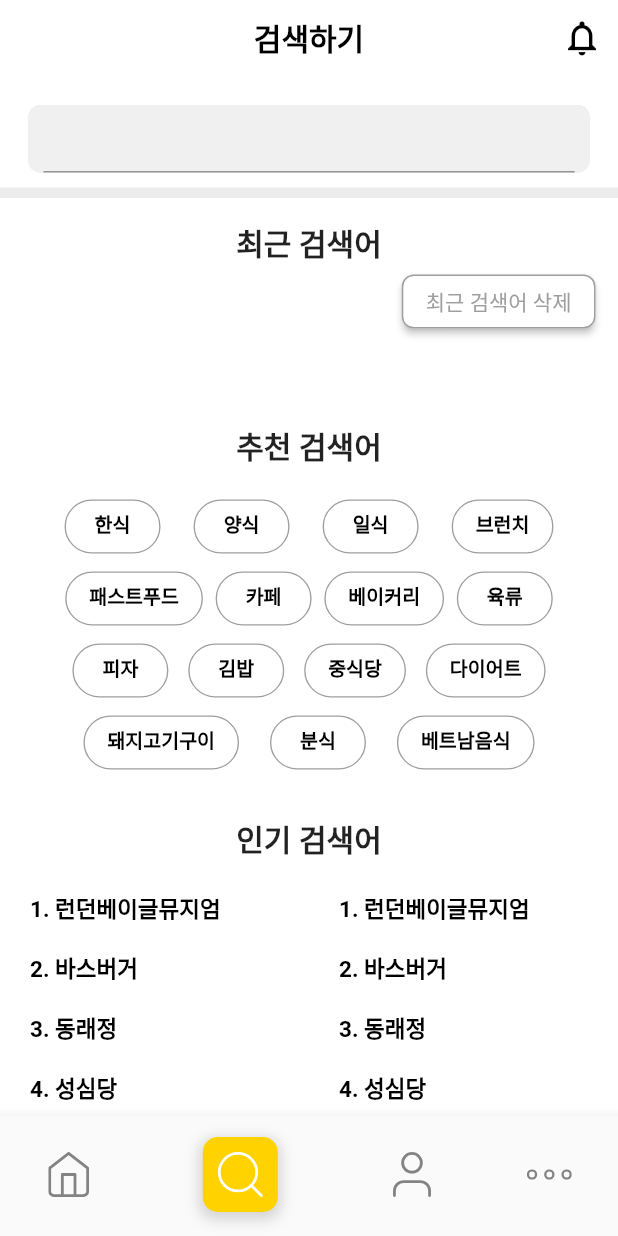
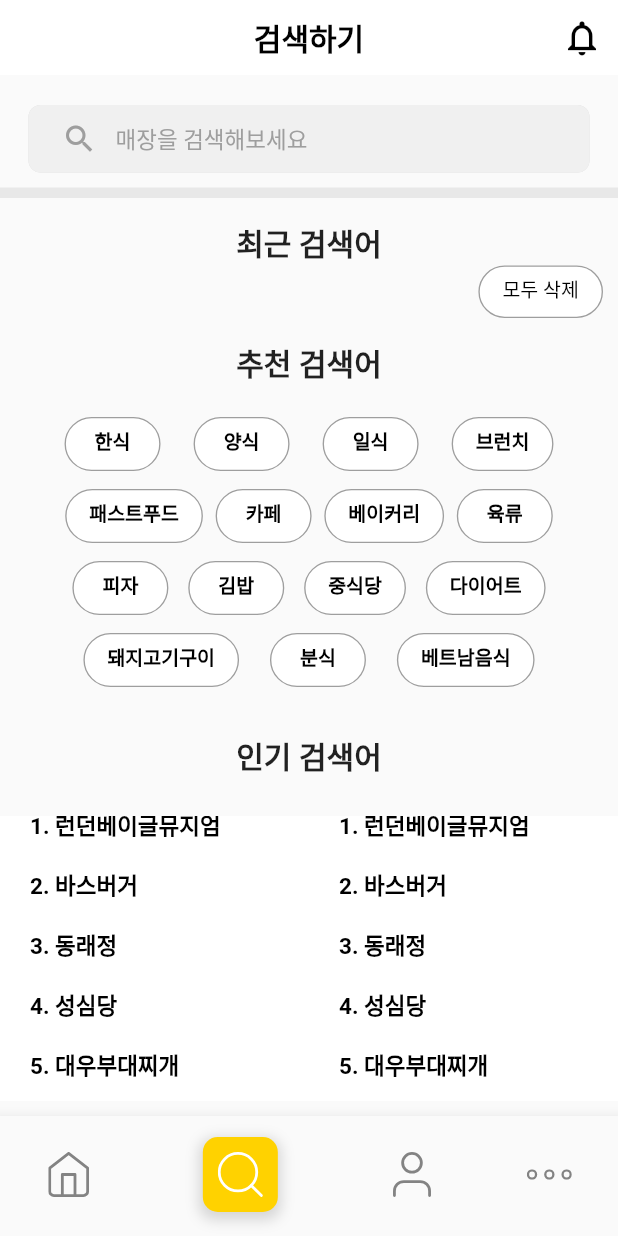
Before and after one commit to SuhyungK/Simollu, a Flutter app: the screen it shows after launch, item 2 of the bottom bar chosen, on a phone screen of 412 x 824 dp. Run offline on Flutter 3.47's test engine with Material 2 defaults, Android fonts, the phone set to English and light mode, and no system bars; our stand-ins replace flutter_svg, get, shared_preferences.

Commit message:
[FE] feat: 최근 검색어 위젯 구현2

```diff
--- a/simollu_front/lib/root.dart
+++ b/simollu_front/lib/root.dart
@@ -23,6 +23,7 @@ class RootController extends GetxController {
   RxBool visibleBell = true.obs;
 
   GlobalKey<NavigatorState> navigatorKey = GlobalKey<NavigatorState>();
+  GlobalKey<NavigatorState> searchKey = GlobalKey<NavigatorState>();
   GlobalKey<NavigatorState> myPageKey = GlobalKey<NavigatorState>();
 
   void changeRootPageIndex(int index) {
@@ -31,7 +32,7 @@ class RootController extends GetxController {
 
   Future<bool> onWillPop() async {
     rootPageTitles[rootPageIndex.value].pop();
-    return !(await navigatorKey.currentState!.maybePop() ||
+    return !(await navigatorKey.currentState!.maybePop() || await searchKey.currentState!.maybePop() ||
         await myPageKey.currentState!.maybePop());
   }
 
@@ -116,7 +117,13 @@ class Root extends GetView<RootController> {
                       builder: (context) => const TmpPage());
                 },
               ),
-              SearchPage(),
+              Navigator(
+                key: controller.searchKey,
+                  onGenerateRoute: (routeSettings) {
+                  return MaterialPageRoute(
+                      builder: (context) => const SearchPage());
+                }
+              ),
               Navigator(
                 key: controller.myPageKey,
                 onGenerateRoute: (routeSettings) {
--- a/simollu_front/lib/views/recent_search_keyword_widget.dart
+++ b/simollu_front/lib/views/recent_search_keyword_widget.dart
@@ -41,18 +41,32 @@ class _RecentSearchKeywordWidgetState extends State<RecentSearchKeywordWidget> {
             children: [
               const Expanded(child: SizedBox()),
               Container(
-                margin: EdgeInsets.only(right: 15),
-                child: ElevatedButton(
+                margin: EdgeInsets.only(right: 10),
+                height: 35,
+                child: OutlinedButton(
                   onPressed: _clearRecentSearches,
-                  style: ElevatedButton.styleFrom(
-                    primary: Colors.white,
-                    onPrimary: Colors.grey,
+                  style: OutlinedButton.styleFrom(
+                    backgroundColor: Colors.white,
+                    side: BorderSide(
+                      color: Colors.black38,
+                      width: 0.9,
+                    ),
                     shape: RoundedRectangleBorder(
-                      borderRadius: BorderRadius.circular(8),
-                      side: BorderSide(color: Colors.grey),
+                      borderRadius: BorderRadius.circular(20), // 원하는 radius 값으로 설정
                     ),
                   ),
-                  child: const Text('최근 검색어 삭제'),
+                  child: const Text('모두 삭제',
+                    style: TextStyle(
+                      color: Colors.black,
+                      fontFamily: 'Roboto',
+                      fontSize: 13,
+                      fontStyle: FontStyle.normal,
+                      letterSpacing: 0,
+                      wordSpacing: 0,
+                      height: 1.0,
+                      shadows: [],
+                      decoration: TextDecoration.none,
+                    ),),
                 ),
               ),
             ],
@@ -62,6 +76,7 @@ class _RecentSearchKeywordWidgetState extends State<RecentSearchKeywordWidget> {
               children: _recentSearches.map((query) {
                 return Row(
                   children: [
+                    const SizedBox(width: 8),
                     const Icon(Icons.history),
                     const SizedBox(width: 8),
                     Text(query),
--- a/simollu_front/lib/views/search_page.dart
+++ b/simollu_front/lib/views/search_page.dart
@@ -3,18 +3,24 @@ import 'package:shared_preferences/shared_preferences.dart';
 import 'package:simollu_front/views/recent_search_keyword_widget.dart';
 import 'package:simollu_front/views/search_hot_keyword_widget.dart';
 import 'package:simollu_front/views/search_recommendation_button.dart';
+import 'package:simollu_front/views/search_result_page.dart';
+
+import '../root.dart';
 
 class SearchPage extends StatelessWidget {
   const SearchPage({super.key});
 
   @override
   Widget build(BuildContext context) {
+    bool _hasSearchResult = true;
+
     return SizedBox(
       child: Scaffold(
         body: Container(
             color: Colors.white,
             height: MediaQuery.of(context).size.height,
-            child: SingleChildScrollView(
+            child: Scaffold(
+              body: SingleChildScrollView(
                 child: Column(
                   children: [
                     Container(
@@ -35,17 +41,42 @@ class SearchPage extends StatelessWidget {
                       padding: EdgeInsets.symmetric(horizontal: 10),
                       child: TextField(
                         onSubmitted: (value) async {
+
+
+
                           // 사용자가 입력한 검색어 처리하는 코드 작성
                           print('사용자 검색 엔터');
                           print(value);
 
                           // 최근 검색어 저장
-                        await RecentSearches.save(value);
+                          RecentSearches.save(value);
                           // setState(() {
                           //   _recentSearches.insert(0, value);
                           // });
                           RecentSearches.printRecentSearches();
+                          RootController.to.setIsMainPage(false);
+                          RootController.to.setRootPageTitles("검색 결과");
+                          Navigator.push(context, MaterialPageRoute(builder: (context) => SearchResultPage()));
                         },
+                        decoration: InputDecoration(
+                          prefixIcon: Icon(Icons.search, color: Colors.grey),
+                          alignLabelWithHint: true,
+                          // contentPadding: EdgeInsets.symmetric(vertical: 10.0),
+                          hintText: '매장을 검색해보세요',
+                          hintStyle: TextStyle(
+                            color: Colors.grey,
+                            fontSize: 15,
+                            fontFamily: 'Roboto',
+                            fontStyle: FontStyle.normal,
+                            letterSpacing: 0,
+                            wordSpacing: 0,
+                            height: 1.0,
+                            shadows: [],
+                            decoration: TextDecoration.none,
+                          ),
+                          border: InputBorder.none,
+                          //
+                        ),
                         // TextField 구성 요소 생략
                       ),
                     ),
@@ -55,6 +86,10 @@ class SearchPage extends StatelessWidget {
                       margin: EdgeInsets.only(top: 10),
                       color: Colors.grey.withOpacity(0.2),
                     ),
+                    Visibility(
+                      visible: _hasSearchResult,
+                      child: Column(
+                        children: [
                           Container(
                             margin: EdgeInsets.only(top: 15),
                             child: Column(
@@ -65,11 +100,7 @@ class SearchPage extends StatelessWidget {
                                       fontWeight: FontWeight.bold
                                   ),
                                 ),
-                        SizedBox(
-                          width: double.infinity,
-                          height: 90, // 최근 검색어 목록이 표시될 높이를 지정합니다.
-                          child: RecentSearchKeywordWidget(),
-                        )
+                                RecentSearchKeywordWidget(),
                               ],
                             ),
                           ),
@@ -230,8 +261,12 @@ class SearchPage extends StatelessWidget {
                                 SearchHotKeyword()
                               ],
                             )
+                          ),
+                        ],
+                      ),
                     )
                   ],
+                ),
               ),
             ),
           ),
```
Also changed, not shown: simollu_front/lib/views/search_result_page.dart (added, +35 -0 lines). Lines whose indentation alone changed are shown as unchanged.
